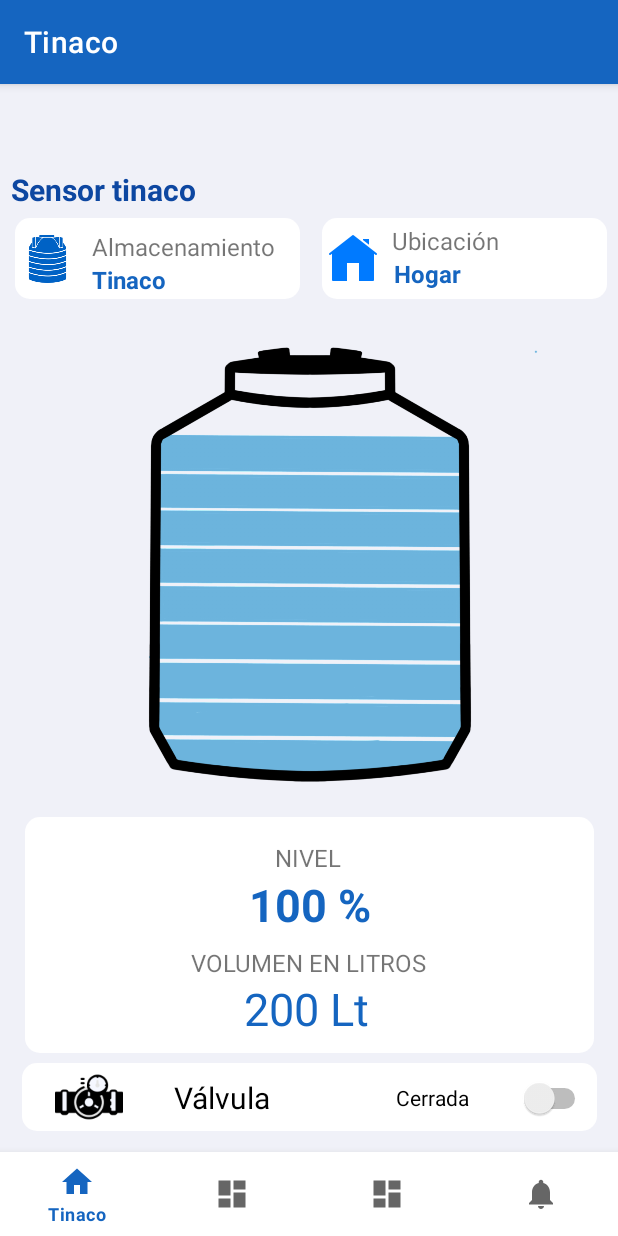
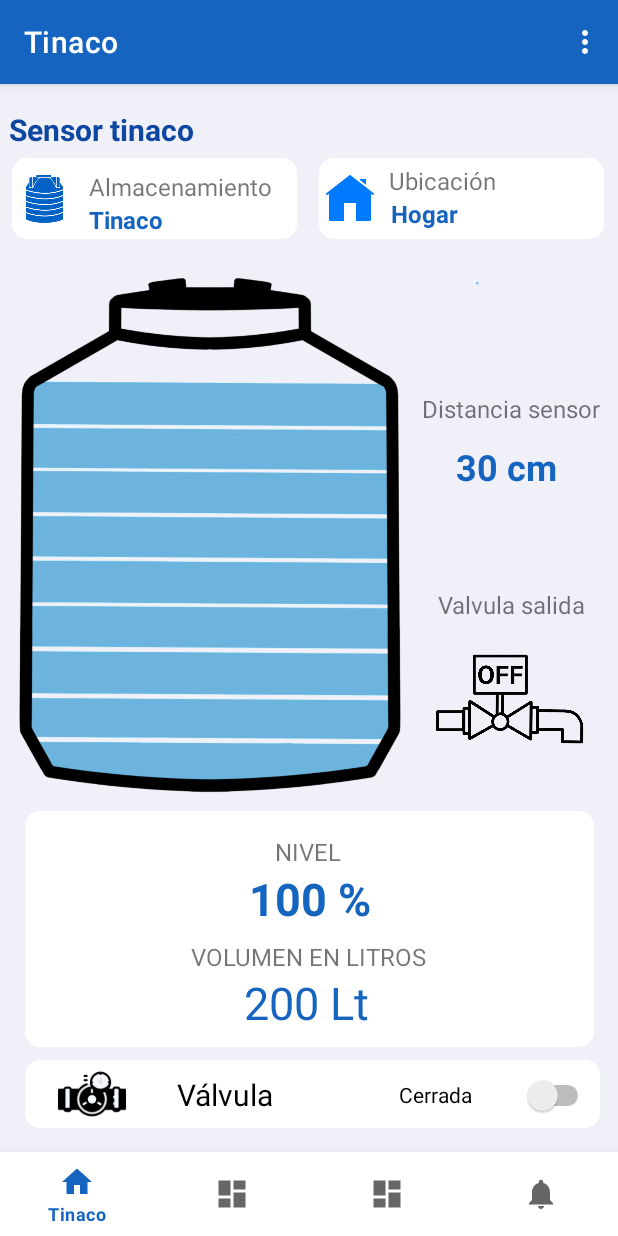
Before and after one commit to JCarlos-GM/AquaControl, an Android app: the screen it shows after launch (MainActivity), on a phone screen of 412 x 824 dp. Run offline under Robolectric (Android 15) with nearby library versions, the phone set to English and light mode, and no system bars; our stand-ins replace navigation-ui.

Commit message:
Inicio del proyecto

```diff
--- a/app/src/main/java/com/tecnm/aquacontrol/MainActivity.java
+++ b/app/src/main/java/com/tecnm/aquacontrol/MainActivity.java
@@ -1,6 +1,8 @@
 package com.tecnm.aquacontrol;
 
 import android.os.Bundle;
+import android.view.Menu;
+import android.view.MenuItem;
 
 import com.google.android.material.bottomnavigation.BottomNavigationView;
 
@@ -34,4 +36,26 @@ public class MainActivity extends AppCompatActivity {
         NavigationUI.setupWithNavController(binding.navView, navController);
     }
 
+    @Override
+    public boolean onCreateOptionsMenu(Menu menu) {
+        getMenuInflater().inflate(R.menu.toolbar_menu, menu);
+        return true;
+    }
+
+    @Override
+    public boolean onOptionsItemSelected(MenuItem item) {
+        int id = item.getItemId();
+
+        if (id == R.id.action_settings) {
+            NavController navController = Navigation.findNavController(this, R.id.nav_host_fragment_activity_main);
+            navController.navigate(R.id.navigation_configuraciones);
+            return true;
+        } else if (id == R.id.action_about) {
+            // Si tienes otro fragment o acción
+            return true;
+        }
+
+        return super.onOptionsItemSelected(item);
+    }
+
 }
--- a/app/src/main/res/layout/activity_main.xml
+++ b/app/src/main/res/layout/activity_main.xml
@@ -1,34 +1,33 @@
 <?xml version="1.0" encoding="utf-8"?>
-<androidx.constraintlayout.widget.ConstraintLayout xmlns:android="http://schemas.android.com/apk/res/android"
+<androidx.constraintlayout.widget.ConstraintLayout
+    xmlns:android="http://schemas.android.com/apk/res/android"
     xmlns:app="http://schemas.android.com/apk/res-auto"
+    xmlns:tools="http://schemas.android.com/tools"
     android:id="@+id/container"
     android:layout_width="match_parent"
     android:layout_height="match_parent"
-    android:background="@color/gray"
-    android:paddingTop="?attr/actionBarSize">
+    android:background="@color/gray">
+
+    <fragment
+        android:id="@+id/nav_host_fragment_activity_main"
+        android:name="androidx.navigation.fragment.NavHostFragment"
+        android:layout_width="0dp"
+        android:layout_height="0dp"
+        app:defaultNavHost="true"
+        app:layout_constraintTop_toTopOf="parent"
+        app:layout_constraintBottom_toTopOf="@id/nav_view"
+        app:layout_constraintStart_toStartOf="parent"
+        app:layout_constraintEnd_toEndOf="parent"
+        app:navGraph="@navigation/mobile_navigation" />
 
     <com.google.android.material.bottomnavigation.BottomNavigationView
         android:id="@+id/nav_view"
         android:layout_width="0dp"
         android:layout_height="wrap_content"
-        android:layout_marginStart="0dp"
-        android:layout_marginEnd="0dp"
         android:background="?android:attr/windowBackground"
+        app:menu="@menu/bottom_nav_menu"
         app:layout_constraintBottom_toBottomOf="parent"
-        app:layout_constraintLeft_toLeftOf="parent"
-        app:layout_constraintRight_toRightOf="parent"
-        app:menu="@menu/bottom_nav_menu" />
-
-    <fragment
-        android:id="@+id/nav_host_fragment_activity_main"
-        android:name="androidx.navigation.fragment.NavHostFragment"
-        android:layout_width="match_parent"
-        android:layout_height="match_parent"
-        app:defaultNavHost="true"
-        app:layout_constraintBottom_toTopOf="@id/nav_view"
-        app:layout_constraintLeft_toLeftOf="parent"
-        app:layout_constraintRight_toRightOf="parent"
-        app:layout_constraintTop_toTopOf="parent"
-        app:navGraph="@navigation/mobile_navigation" />
+        app:layout_constraintStart_toStartOf="parent"
+        app:layout_constraintEnd_toEndOf="parent" />
 
 </androidx.constraintlayout.widget.ConstraintLayout>
--- a/app/src/main/res/layout/fragment_tinaco.xml
+++ b/app/src/main/res/layout/fragment_tinaco.xml
@@ -6,6 +6,50 @@
     android:layout_height="match_parent"
     android:background="@color/gray"
     tools:context=".ui.home.HomeFragment">
+
+    <TextView
+        android:id="@+id/textView35"
+        android:layout_width="122dp"
+        android:layout_height="29dp"
+        android:text="Valvula salida"
+        android:textAlignment="center"
+        android:textSize="16sp"
+        app:layout_constraintBottom_toBottomOf="parent"
+        app:layout_constraintEnd_toEndOf="parent"
+        app:layout_constraintHorizontal_bias="0.965"
+        app:layout_constraintStart_toStartOf="parent"
+        app:layout_constraintTop_toTopOf="@+id/text_home"
+        app:layout_constraintVertical_bias="0.492" />
+
+    <TextView
+        android:id="@+id/textView25"
+        android:layout_width="98dp"
+        android:layout_height="31dp"
+        android:text="30 cm"
+        android:textAlignment="center"
+        android:textColor="@color/blue_500"
+        android:textSize="24sp"
+        android:textStyle="bold"
+        app:layout_constraintBottom_toBottomOf="parent"
+        app:layout_constraintEnd_toEndOf="parent"
+        app:layout_constraintHorizontal_bias="0.92"
+        app:layout_constraintStart_toStartOf="parent"
+        app:layout_constraintTop_toTopOf="parent"
+        app:layout_constraintVertical_bias="0.351" />
+
+    <TextView
+        android:id="@+id/textView14"
+        android:layout_width="122dp"
+        android:layout_height="29dp"
+        android:text="Distancia sensor"
+        android:textAlignment="center"
+        android:textSize="16sp"
+        app:layout_constraintBottom_toBottomOf="parent"
+        app:layout_constraintEnd_toEndOf="parent"
+        app:layout_constraintHorizontal_bias="0.965"
+        app:layout_constraintStart_toStartOf="parent"
+        app:layout_constraintTop_toTopOf="@+id/text_home"
+        app:layout_constraintVertical_bias="0.301" />
 
     <androidx.constraintlayout.widget.ConstraintLayout
         android:id="@+id/constraintLayout3"
@@ -16,7 +60,7 @@
         app:layout_constraintEnd_toEndOf="parent"
         app:layout_constraintStart_toStartOf="parent"
         app:layout_constraintTop_toTopOf="parent"
-        app:layout_constraintVertical_bias="0.78">
+        app:layout_constraintVertical_bias="0.874">
 
         <TextView
             android:id="@+id/textView12"
@@ -76,6 +120,68 @@
 
     </androidx.constraintlayout.widget.ConstraintLayout>
 
+    <TextView
+        android:id="@+id/text_home"
+        android:layout_width="match_parent"
+        android:layout_height="wrap_content"
+        android:textAlignment="center"
+        android:textSize="20sp"
+        android:textStyle="bold"
+        tools:layout_editor_absoluteX="8dp"
+        tools:layout_editor_absoluteY="8dp" />
+
+    <androidx.constraintlayout.widget.ConstraintLayout
+        android:id="@+id/constraintLayout2"
+        android:layout_width="190dp"
+        android:layout_height="54dp"
+        android:background="@drawable/rounded_background"
+        app:layout_constraintBottom_toBottomOf="parent"
+        app:layout_constraintEnd_toEndOf="parent"
+        app:layout_constraintHorizontal_bias="0.036"
+        app:layout_constraintStart_toStartOf="parent"
+        app:layout_constraintTop_toTopOf="parent"
+        app:layout_constraintVertical_bias="0.075">
+
+        <ImageView
+            android:id="@+id/imageView5"
+            android:layout_width="35dp"
+            android:layout_height="36dp"
+            android:layout_marginStart="4dp"
+            android:src="@drawable/water_tank"
+            app:layout_constraintBottom_toBottomOf="parent"
+            app:layout_constraintStart_toStartOf="parent"
+            app:layout_constraintTop_toTopOf="parent" />
+
+        <TextView
+            android:id="@+id/textView4"
+            android:layout_width="wrap_content"
+            android:layout_height="wrap_content"
+            android:layout_marginStart="12dp"
+            android:layout_marginTop="8dp"
+            android:text="Almacenamiento"
+            android:textSize="16sp"
+            app:layout_constraintEnd_toEndOf="parent"
+            app:layout_constraintHorizontal_bias="0.0"
+            app:layout_constraintStart_toEndOf="@+id/imageView5"
+            app:layout_constraintTop_toTopOf="parent" />
+
+        <TextView
+            android:id="@+id/textView5"
+            android:layout_width="wrap_content"
+            android:layout_height="wrap_content"
+            android:layout_marginStart="12dp"
+            android:text="Tinaco"
+            android:textColor="@color/blue_500"
+            android:textSize="16sp"
+            android:textStyle="bold"
+            app:layout_constraintBottom_toBottomOf="parent"
+            app:layout_constraintEnd_toEndOf="parent"
+            app:layout_constraintHorizontal_bias="0.0"
+            app:layout_constraintStart_toEndOf="@+id/imageView5"
+            app:layout_constraintTop_toBottomOf="@+id/textView4"
+            app:layout_constraintVertical_bias="0.0" />
+    </androidx.constraintlayout.widget.ConstraintLayout>
+
     <androidx.constraintlayout.widget.ConstraintLayout
         android:id="@+id/constraintLayout"
         android:layout_width="190dp"
@@ -83,10 +189,10 @@
         android:background="@drawable/rounded_background"
         app:layout_constraintBottom_toBottomOf="parent"
         app:layout_constraintEnd_toEndOf="parent"
-        app:layout_constraintHorizontal_bias="0.968"
+        app:layout_constraintHorizontal_bias="0.959"
         app:layout_constraintStart_toStartOf="parent"
         app:layout_constraintTop_toTopOf="parent"
-        app:layout_constraintVertical_bias="0.051">
+        app:layout_constraintVertical_bias="0.075">
 
         <TextView
             android:id="@+id/textView7"
@@ -129,16 +235,6 @@
     </androidx.constraintlayout.widget.ConstraintLayout>
 
     <TextView
-        android:id="@+id/text_home"
-        android:layout_width="match_parent"
-        android:layout_height="wrap_content"
-        android:textAlignment="center"
-        android:textSize="20sp"
-        android:textStyle="bold"
-        tools:layout_editor_absoluteX="8dp"
-        tools:layout_editor_absoluteY="8dp" />
-
-    <TextView
         android:id="@+id/textView"
         android:layout_width="wrap_content"
         android:layout_height="wrap_content"
@@ -148,74 +244,21 @@
         android:textStyle="bold"
         app:layout_constraintBottom_toBottomOf="parent"
         app:layout_constraintEnd_toEndOf="parent"
-        app:layout_constraintHorizontal_bias="0.026"
+        app:layout_constraintHorizontal_bias="0.02"
         app:layout_constraintStart_toStartOf="parent"
         app:layout_constraintTop_toTopOf="parent"
-        app:layout_constraintVertical_bias="0.001" />
-
-    <androidx.constraintlayout.widget.ConstraintLayout
-        android:id="@+id/constraintLayout2"
-        android:layout_width="190dp"
-        android:layout_height="54dp"
-        android:background="@drawable/rounded_background"
-        app:layout_constraintBottom_toBottomOf="parent"
-        app:layout_constraintEnd_toEndOf="parent"
-        app:layout_constraintHorizontal_bias="0.045"
-        app:layout_constraintStart_toStartOf="parent"
-        app:layout_constraintTop_toTopOf="parent"
-        app:layout_constraintVertical_bias="0.051">
-
-        <ImageView
-            android:id="@+id/imageView5"
-            android:layout_width="35dp"
-            android:layout_height="36dp"
-            android:layout_marginStart="4dp"
-            android:src="@drawable/water_tank"
-            app:layout_constraintBottom_toBottomOf="parent"
-            app:layout_constraintStart_toStartOf="parent"
-            app:layout_constraintTop_toTopOf="parent" />
-
-        <TextView
-            android:id="@+id/textView4"
-            android:layout_width="wrap_content"
-            android:layout_height="wrap_content"
-            android:layout_marginStart="12dp"
-            android:layout_marginTop="8dp"
-            android:text="Almacenamiento"
-            android:textSize="16sp"
-            app:layout_constraintEnd_toEndOf="parent"
-            app:layout_constraintHorizontal_bias="0.0"
-            app:layout_constraintStart_toEndOf="@+id/imageView5"
-            app:layout_constraintTop_toTopOf="parent" />
-
-        <TextView
-            android:id="@+id/textView5"
-            android:layout_width="wrap_content"
-            android:layout_height="wrap_content"
-            android:layout_marginStart="12dp"
-            android:text="Tinaco"
-            android:textColor="@color/blue_500"
-            android:textSize="16sp"
-            android:textStyle="bold"
-            app:layout_constraintBottom_toBottomOf="parent"
-            app:layout_constraintEnd_toEndOf="parent"
-            app:layout_constraintHorizontal_bias="0.0"
-            app:layout_constraintStart_toEndOf="@+id/imageView5"
-            app:layout_constraintTop_toBottomOf="@+id/textView4"
-            app:layout_constraintVertical_bias="0.0" />
-    </androidx.constraintlayout.widget.ConstraintLayout>
+        app:layout_constraintVertical_bias="0.024" />
 
     <ImageView
         android:id="@+id/imageView7"
-        android:layout_width="305dp"
-        android:layout_height="343dp"
+        android:layout_width="361dp"
+        android:layout_height="558dp"
+        android:layout_marginEnd="92dp"
         android:src="@drawable/tinaco_nivel9"
         app:layout_constraintBottom_toBottomOf="parent"
         app:layout_constraintEnd_toEndOf="parent"
-        app:layout_constraintHorizontal_bias="0.505"
-        app:layout_constraintStart_toStartOf="parent"
         app:layout_constraintTop_toTopOf="parent"
-        app:layout_constraintVertical_bias="0.237" />
+        app:layout_constraintVertical_bias="0.098" />
 
     <androidx.constraintlayout.widget.ConstraintLayout
         android:id="@+id/constraintLayout4"
@@ -224,9 +267,10 @@
         android:background="@drawable/rounded_background"
         app:layout_constraintBottom_toBottomOf="parent"
         app:layout_constraintEnd_toEndOf="parent"
+        app:layout_constraintHorizontal_bias="0.571"
         app:layout_constraintStart_toStartOf="parent"
         app:layout_constraintTop_toTopOf="parent"
-        app:layout_constraintVertical_bias="0.895">
+        app:layout_constraintVertical_bias="0.976">
 
         <ImageView
             android:id="@+id/imageView11"
@@ -266,5 +310,17 @@
             app:layout_constraintVertical_bias="0.529" />
     </androidx.constraintlayout.widget.ConstraintLayout>
 
+    <ImageView
+        android:id="@+id/imageView2"
+        android:layout_width="114dp"
+        android:layout_height="104dp"
+        android:src="@drawable/valve_off"
+        app:layout_constraintBottom_toBottomOf="parent"
+        app:layout_constraintEnd_toEndOf="parent"
+        app:layout_constraintHorizontal_bias="0.946"
+        app:layout_constraintStart_toStartOf="parent"
+        app:layout_constraintTop_toTopOf="parent"
+        app:layout_constraintVertical_bias="0.604" />
+
 
 </androidx.constraintlayout.widget.ConstraintLayout>
--- /dev/null
+++ b/app/src/main/res/menu/toolbar_menu.xml
@@ -0,0 +1,12 @@
+<menu xmlns:android="http://schemas.android.com/apk/res/android">
+    <item
+        android:id="@+id/action_settings"
+        android:title="Configuraciones"
+        android:orderInCategory="100"
+        android:showAsAction="never" />
+    <item
+        android:id="@+id/action_about"
+        android:title="Acerca de"
+        android:orderInCategory="101"
+        android:showAsAction="never" />
+</menu>
```
